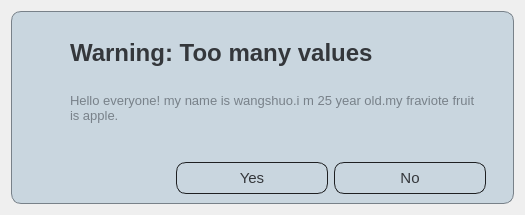
This is src/ns_Envlt/ui/envlt_dialog.ui in KevinShuo/Envlt as Qt 5 draws it before an edit. The edited form follows.
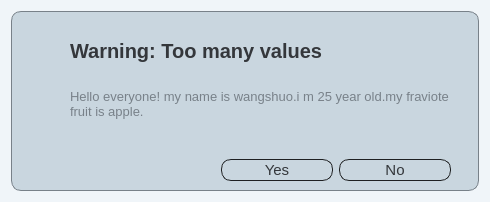
This is the edited form. Icons and pictures are not drawn.

```diff
--- a/src/ns_Envlt/ui/envlt_dialog.ui
+++ b/src/ns_Envlt/ui/envlt_dialog.ui
@@ -6,8 +6,8 @@
    <rect>
     <x>0</x>
     <y>0</y>
-    <width>525</width>
-    <height>215</height>
+    <width>490</width>
+    <height>202</height>
    </rect>
   </property>
   <property name="windowTitle">
@@ -17,13 +17,16 @@
    <string notr="true">QFrame{
 	border:none;
 }
+QDialog{
+	background-color:#F0F5F9;
+}
 QFrame#frame{
 	background-color:#C9D6DF;
 	border:1px solid #788189;
 	border-radius:10px;
 }
 QLabel#label_title{
-	font-size:24px;
+	font-size:20px;
 	font-weight:bold;
 	font-family:&quot;Heiti&quot;;
 	color:#34373b;
@@ -34,8 +37,8 @@
 	color:#788189;
 }
 QPushButton{
-	width:150%;
-	height:30%;
+	width:110%;
+	height:20%;
 	border:1px solid #1E2022;
 	border-radius:10px;
 	color:#34373b;
@@ -74,6 +77,9 @@
              <height>64</height>
             </size>
            </property>
+           <property name="layoutDirection">
+            <enum>Qt::LeftToRight</enum>
+           </property>
            <property name="text">
             <string/>
            </property>
```
